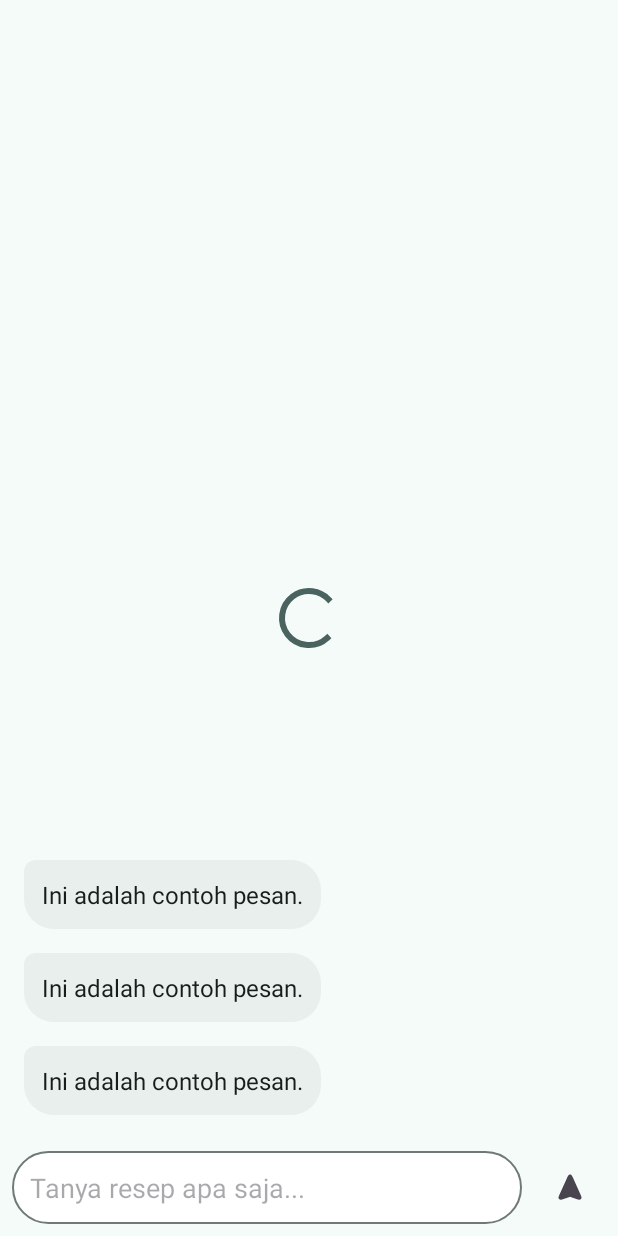
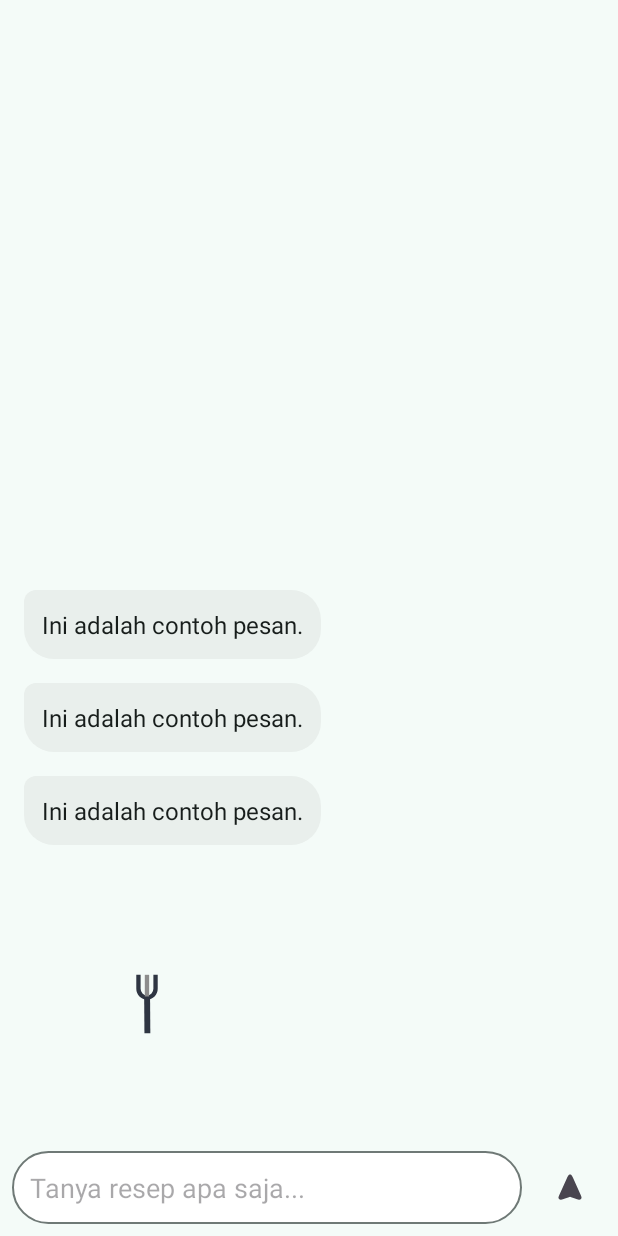
Before and after one commit to restuahmadinata/LetMeCook, an Android app: the layout fragment_ai_chat.xml on its own in the app's theme, with its tools: preview values and no code run, on a phone screen of 412 x 824 dp. Run offline under Robolectric (Android 15) with nearby library versions, the phone set to English and light mode, and no system bars.

Commit message:
feat(ui): Replace ProgressBar with Lottie and improve chat layout
enhances the user experience by replacing standard `ProgressBar` instances in `RecipeDetailActivity` and `AiChatFragment` with a consistent Lottie animation.

```diff
--- a/app/src/main/res/layout/fragment_ai_chat.xml
+++ b/app/src/main/res/layout/fragment_ai_chat.xml
@@ -6,57 +6,61 @@
     android:layout_height="match_parent"
     tools:context=".fragment.AiChatFragment">
 
-    <androidx.recyclerview.widget.RecyclerView
-        android:id="@+id/recycler_view_chat"
-        android:layout_width="0dp"
-        android:layout_height="0dp"
-        android:padding="8dp"
-        app:layout_constraintTop_toTopOf="parent"
-        app:layout_constraintBottom_toTopOf="@+id/input_layout"
-        app:layout_constraintStart_toStartOf="parent"
-        app:layout_constraintEnd_toEndOf="parent"
-        app:stackFromEnd="true"
-        app:layoutManager="androidx.recyclerview.widget.LinearLayoutManager"
-        tools:listitem="@layout/item_chat_message" />
-
     <LinearLayout
         android:id="@+id/input_layout"
         android:layout_width="0dp"
         android:layout_height="wrap_content"
+        android:gravity="center_vertical"
         android:orientation="horizontal"
         android:padding="8dp"
-        android:gravity="center_vertical"
         app:layout_constraintBottom_toBottomOf="parent"
-        app:layout_constraintStart_toStartOf="parent"
-        app:layout_constraintEnd_toEndOf="parent">
+        app:layout_constraintEnd_toEndOf="parent"
+        app:layout_constraintStart_toStartOf="parent">
 
         <EditText
             android:id="@+id/edit_text_chat_input"
             android:layout_width="0dp"
             android:layout_height="wrap_content"
             android:layout_weight="1"
+            android:background="@drawable/bg_chat_input"
             android:hint="Tanya resep apa saja..."
             android:inputType="textMultiLine"
             android:maxLines="4"
-            android:padding="12dp"
-            android:background="@drawable/bg_chat_input" /> <ImageButton
-        android:id="@+id/button_send_chat"
-        android:layout_width="48dp"
-        android:layout_height="48dp"
-        android:layout_marginStart="8dp"
-        android:src="@drawable/ic_send" android:background="?attr/selectableItemBackgroundBorderless"
-        android:contentDescription="Send" />
+            android:padding="12dp" />
+
+        <ImageButton
+            android:id="@+id/button_send_chat"
+            android:layout_width="48dp"
+            android:layout_height="48dp"
+            android:layout_marginStart="8dp"
+            android:background="?attr/selectableItemBackgroundBorderless"
+            android:contentDescription="Send"
+            android:src="@drawable/ic_send" />
     </LinearLayout>
 
-    <ProgressBar
-        android:id="@+id/progress_bar_chat"
-        android:layout_width="wrap_content"
-        android:layout_height="wrap_content"
+    <com.airbnb.lottie.LottieAnimationView
+        android:id="@+id/lottie_loader_chat"
+        android:layout_width="180dp"
+        android:layout_height="180dp"
+        android:layout_marginStart="8dp"
         android:visibility="gone"
+        app:layout_constraintBottom_toTopOf="@+id/input_layout"
+        app:layout_constraintStart_toStartOf="parent"
+        app:lottie_autoPlay="true"
+        app:lottie_loop="true"
+        app:lottie_rawRes="@raw/cooking_loader"
+        tools:visibility="visible" />
+
+    <androidx.recyclerview.widget.RecyclerView
+        android:id="@+id/recycler_view_chat"
+        android:layout_width="0dp"
+        android:layout_height="0dp"
+        android:padding="8dp"
+        app:layoutManager="androidx.recyclerview.widget.LinearLayoutManager"
+        app:layout_constraintBottom_toTopOf="@+id/lottie_loader_chat"
+        app:layout_constraintEnd_toEndOf="parent"
+        app:layout_constraintStart_toStartOf="parent"
         app:layout_constraintTop_toTopOf="parent"
-        app:layout_constraintBottom_toBottomOf="parent"
-        app:layout_constraintStart_toStartOf="parent"
-        app:layout_constraintEnd_toEndOf="parent"
-        tools:visibility="visible"/>
-
+        app:stackFromEnd="true"
+        tools:listitem="@layout/item_chat_message" />
 </androidx.constraintlayout.widget.ConstraintLayout>
```
Also changed, not shown: app/src/main/java/com/miraiprjkt/letmecook/RecipeDetailActivity.java (+22 -14 lines), app/src/main/java/com/miraiprjkt/letmecook/fragment/AiChatFragment.java (+27 -10 lines), app/src/main/res/layout/activity_recipe_detail.xml (+8 -5 lines).
